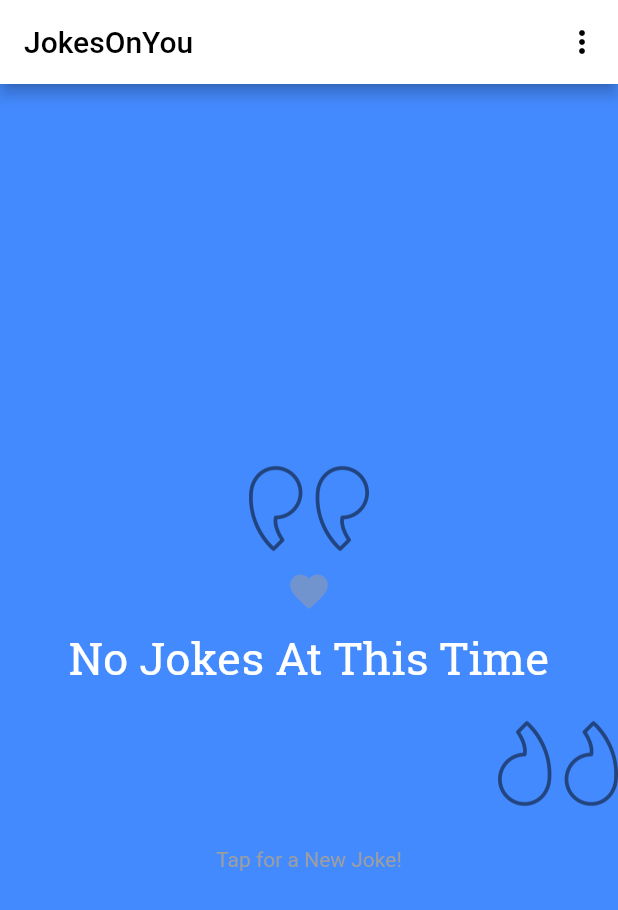
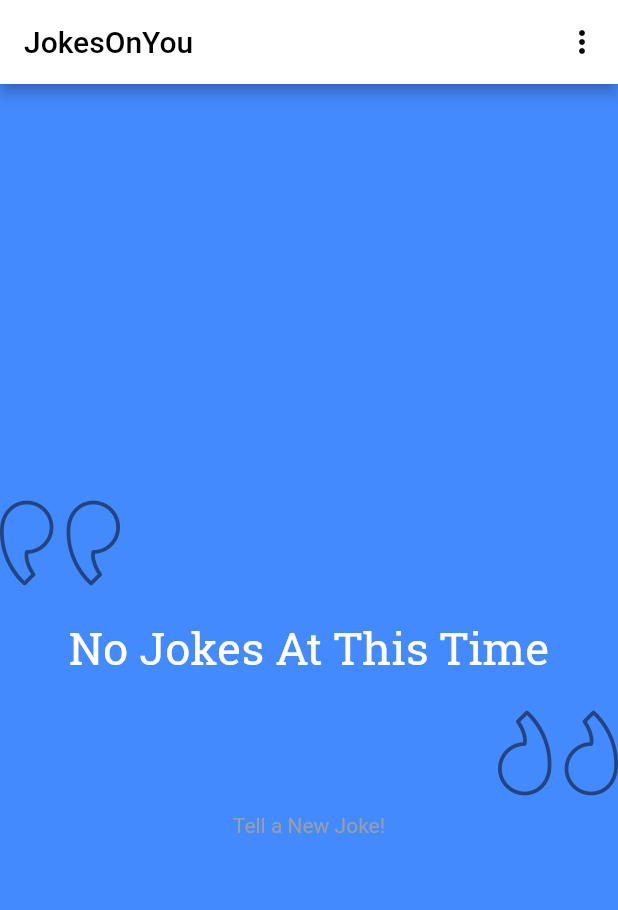
Before and after one commit to BonaMarie/CIS2203_finalproj, a Flutter app: the jokeApp screen opened directly, on a phone screen of 412 x 824 dp. Shown: the top 910 px of the screen. Run offline on Flutter 3.47's test engine with Material 2 defaults, Android fonts, the phone set to English and light mode, and no system bars; drawn by our look-alikes of like_button; our stand-ins replace form_field_validator, transparent_image; missing offline and left inert: children; network calls fail.

Commit message:
Final Project

```diff
--- a/lib/jokeApp.dart
+++ b/lib/jokeApp.dart
@@ -1,5 +1,6 @@
 import 'dart:io';
 import 'dart:math';
+
 
 import 'package:flutter/material.dart';
 import 'package:flutter/services.dart';
@@ -16,7 +17,7 @@ class jokeApp extends StatefulWidget {
 }
 
 class _jokeAppState extends State<jokeApp> {
-  String joke = 'Touch Screen!!';
+  String joke = 'Tap to Tell a Joke!!';
   Color color = Colors.blueAccent;
   List<Color> colors = [Colors.redAccent, Colors.greenAccent, Colors.greenAccent, Colors.blueAccent, Colors.orangeAccent, Colors.deepOrange, Colors.deepPurple];
 
@@ -94,7 +95,7 @@ class _jokeAppState extends State<jokeApp> {
                       QuoteImage(
                         isTopImage : false
                       ),
-                      Text('Tap for a New Joke!', style: TextStyle(color: Colors.grey))
+                      Text('Tell a New Joke!', style: TextStyle(color: Colors.grey))
                     ]),
                 );
 
@@ -125,26 +126,15 @@ class _jokeAppState extends State<jokeApp> {
           Navigator.push(context,
             MaterialPageRoute(builder: (_) => LoginDemo()));
         break;
-      case 'Settings':
-        break;
     }
   }
 }
+
 
 class QuoteImage extends StatelessWidget {
   final bool isTopImage;
 
   const QuoteImage({Key key, this.isTopImage = true}) : super(key: key);
-
-  Future<bool> onLikeButtonTapped(bool isLiked) async{
-    /// send your request here
-    // final bool success= await sendRequest();
-
-    /// if failed, you can do nothing
-    // return success? !isLiked:isLiked;
-
-    return !isLiked;
-  }
 
   @override
   Widget build(BuildContext context) {
@@ -155,9 +145,8 @@ class QuoteImage extends StatelessWidget {
             top: isTopImage ? 0.0 : 10.0, bottom: isTopImage ? 10.0 : 0.0),
         child: Align(
           alignment: isTopImage ? Alignment.topLeft : Alignment.bottomRight,
-          child: Column(
-            children: <Widget>[
-              FadeInImage(
+          child: SizedBox(
+            child: FadeInImage(
               fadeInDuration: Duration(milliseconds: 300),
               placeholder: MemoryImage(kTransparentImage),
               fadeInCurve: Curves.easeInOut,
@@ -165,12 +154,9 @@ class QuoteImage extends StatelessWidget {
                 isTopImage
                     ? 'assets/images/left-quote.png'
                     : 'assets/images/right-quote.png',
-                ),height: 80,
               ),
-              (isTopImage)?LikeButton(
-                onTap: onLikeButtonTapped,
-              ): Text(''),
-            ],
+            ),
+            height: 80,
           ),
         ),
       ),
--- a/pubspec.yaml
+++ b/pubspec.yaml
@@ -1,4 +1,4 @@
-name: joke_app
+name: JokesOnYou
 description: A new Flutter project.
 
 # The following line prevents the package from being accidentally published to
@@ -34,6 +34,7 @@ dependencies:
   children: ^1.1.1
   transparent_image: ^2.0.0
   like_button: ^2.0.2
+  flutter_launcher_icons: ^0.9.0
 
 dev_dependencies:
   flutter_test:
```
Also changed, not shown: lib/main.dart (+6 -8 lines), assets/images/logo.png (added), pubspec.lock, 6 other files. Lines whose indentation alone changed are shown as unchanged.
